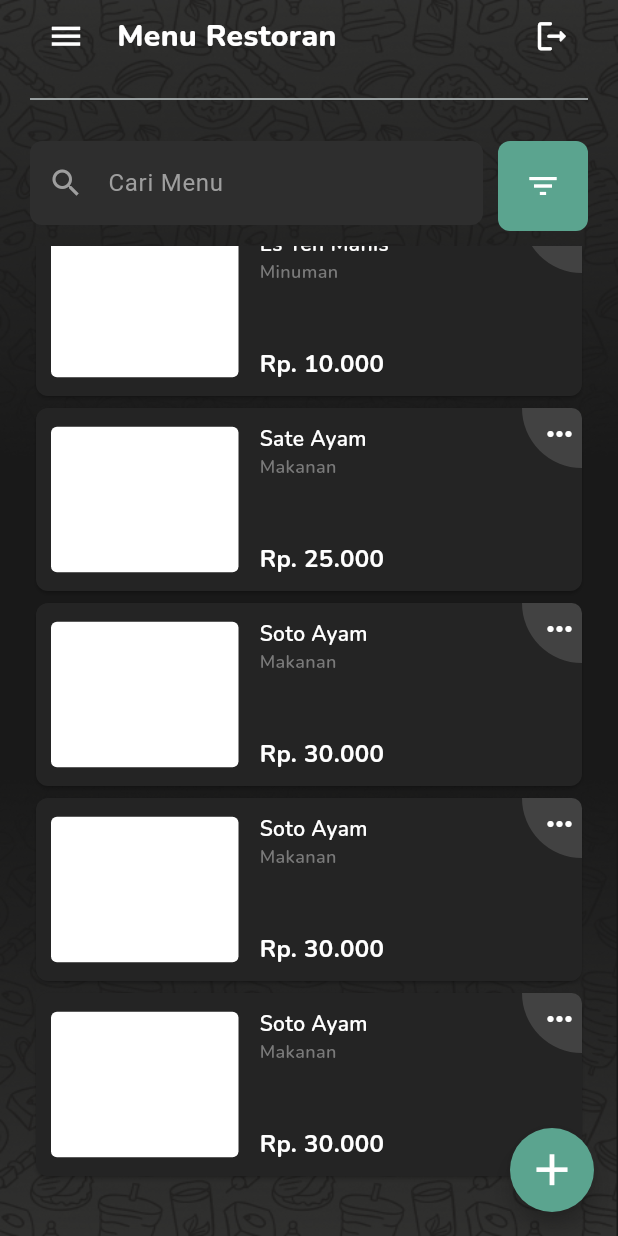
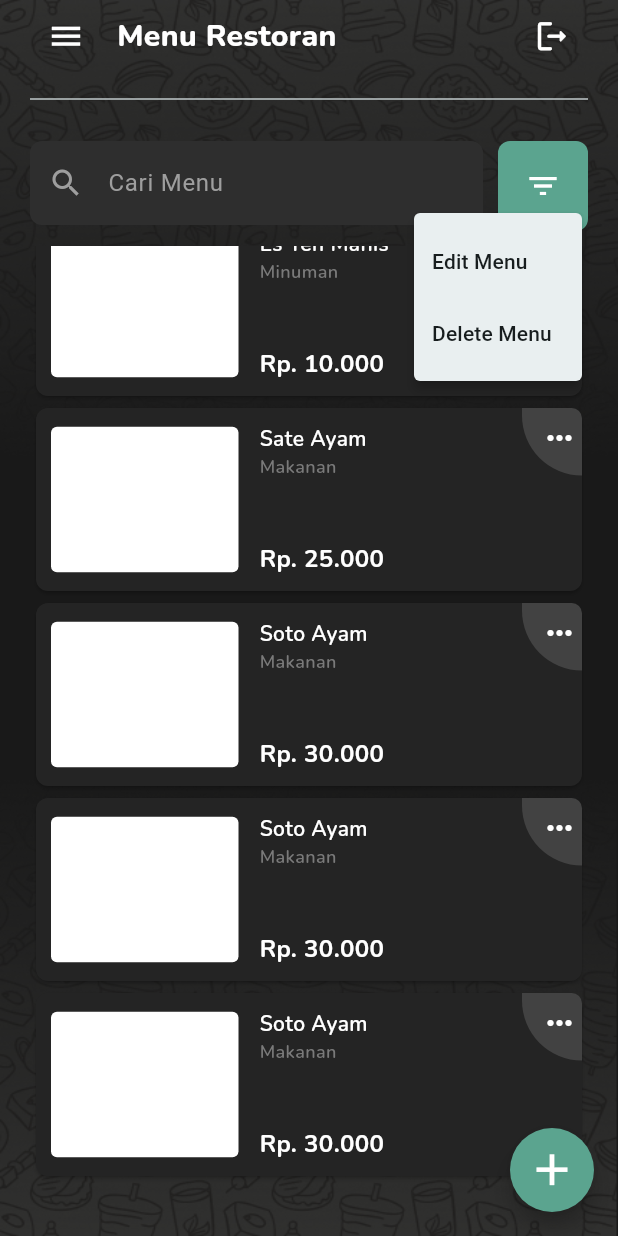
Before and after one commit to aryadinata07/manajemenPemesanan, a Flutter app: the screen it shows after launch, scrolled down 286 dp, after a tap on the "keyboard control" icon, on a phone screen of 412 x 824 dp. Run offline on Flutter 3.47's test engine with Material 3 defaults, Android fonts, the light colour scheme and no system bars; our stand-ins replace get, google_fonts, shared_preferences.

Commit message:
feat: [AR] Add pop up list menu

```diff
--- a/lib/app/global_components/menu_restoran.dart
+++ b/lib/app/global_components/menu_restoran.dart
@@ -89,13 +89,9 @@ class MenuRestoranWidget extends StatelessWidget {
             Positioned(
               top: 0,
               right: 0,
-              child: GestureDetector(
-                onTap: () {
-                  print('Container diklik!');
-                },
               child: Container(
                 width: 40,
-                  height: 40,
+                height: 45,
                 decoration: BoxDecoration(
                   color: Colors.grey[800],
                   borderRadius: const BorderRadius.only(
@@ -103,8 +99,30 @@ class MenuRestoranWidget extends StatelessWidget {
                     topRight: Radius.circular(8),
                   ),
                 ),
-                  child: const Padding(
-                    padding: EdgeInsets.only(left: 10, bottom: 5),
+                child: PopupMenuButton<String>(
+                  itemBuilder: (BuildContext context) =>
+                      <PopupMenuEntry<String>>[
+                    const PopupMenuItem<String>(
+                      value: 'edit',
+                      child: Text('Edit Menu'),
+                    ),
+                    const PopupMenuItem<String>(
+                      value: 'delete',
+                      child: Text('Delete Menu'),
+                    ),
+                  ],
+                  onSelected: (String value) {
+                    switch (value) {
+                      case 'edit':
+                        print('Edit Menu');
+                        break;
+                      case 'delete':
+                        print('Delete Menu');
+                        break;
+                    }
+                  },
+                  icon: const Padding(
+                    padding: EdgeInsets.only(left: 5, bottom: 5),
                     child: Icon(
                       Icons.more_horiz,
                       color: Colors.white,
--- a/lib/app/pages/RoleKasir/pesanan/pesanan_view.dart
+++ b/lib/app/pages/RoleKasir/pesanan/pesanan_view.dart
@@ -31,8 +31,7 @@ class PesananView extends StatelessWidget {
             return SafeArea(
               child: Column(
                 children: [
-                  Expanded(
-                    child: Padding(
+                  Padding(
                     padding: const EdgeInsets.symmetric(horizontal: 20),
                     child: Column(
                       crossAxisAlignment: CrossAxisAlignment.start,
@@ -60,13 +59,13 @@ class PesananView extends StatelessWidget {
                                 ),
                               ),
                               style: const TextStyle(
-                                  color: grey,  // Set the color of the entered value to grey
+                                color:
+                                    grey, // Set the color of the entered value to grey
                               ),
                             ),
                           ),
                         ),
                       ],
-                      ),
                     ),
                   ),
                 ],
--- a/lib/app/pages/RoleOwner/menurestoran/menurestoran_view.dart
+++ b/lib/app/pages/RoleOwner/menurestoran/menurestoran_view.dart
@@ -32,6 +32,7 @@ class MenuRestoranView extends StatelessWidget {
                           context: context,
                           title: 'Menu Restoran',
                         ),
+                        // search
                         Padding(
                           padding: const EdgeInsets.only(top: 20),
                           child: Row(
@@ -95,7 +96,8 @@ class MenuRestoranView extends StatelessWidget {
                                 );
                               },
                             ),
-                            ))
+                          ),
+                        )
                       ],
                     ),
                   ),
--- a/lib/app/pages/RoleOwner/toporder/top_order_view.dart
+++ b/lib/app/pages/RoleOwner/toporder/top_order_view.dart
@@ -135,7 +135,7 @@ class TopOrderView extends StatelessWidget {
                         ],
                       ),
                     ),
-                ],
+                 ],
               ),
             );
           },
```
Lines whose indentation alone changed are shown as unchanged.
